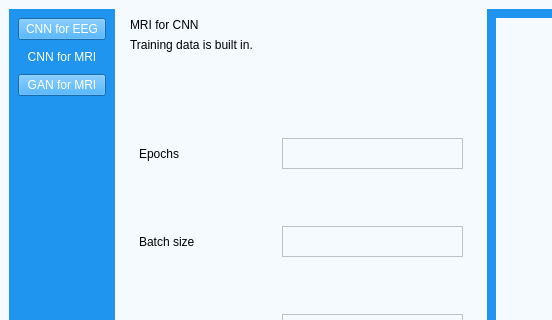
Before: the Qt Designer form UI/aUI_projekt_MRI.ui in matimusial/ADHDPredictorApp, drawn with Qt 5; both pictures show x 0 to 552 and y 0 to 320 of the 1280 by 760 pixel window.
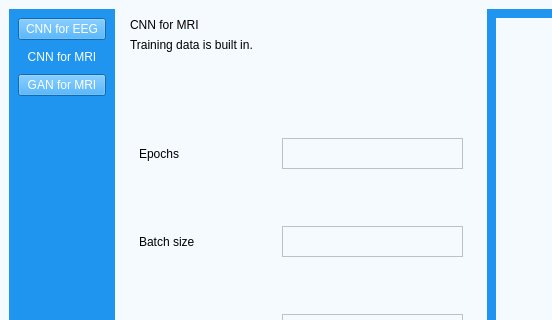
After: the same form once the commit is applied. Icons and pictures are not drawn.

Commit message: label text correction

The edit to the form file:
```diff
--- a/UI/aUI_projekt_MRI.ui
+++ b/UI/aUI_projekt_MRI.ui
@@ -162,7 +162,7 @@
            <item row="0" column="0">
             <widget class="QLabel" name="window_name_2">
              <property name="text">
-              <string>MRI for CNN</string>
+              <string>CNN for MRI</string>
              </property>
              <property name="scaledContents">
               <bool>false</bool>
```
The commit also changes 2 other files.
